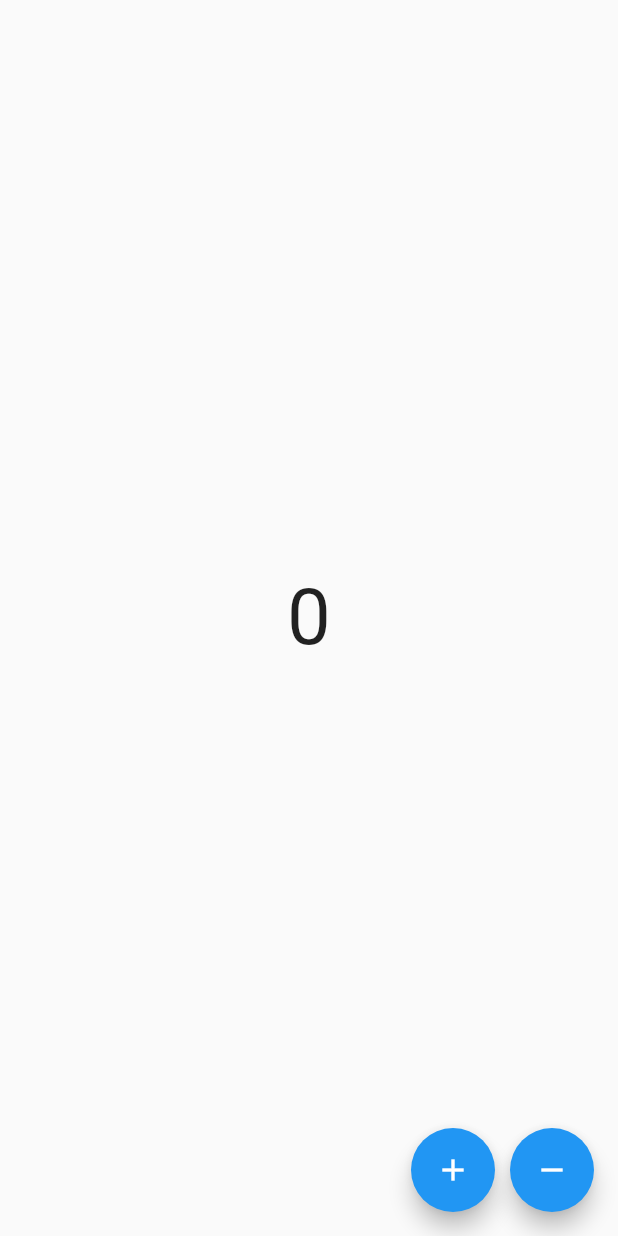
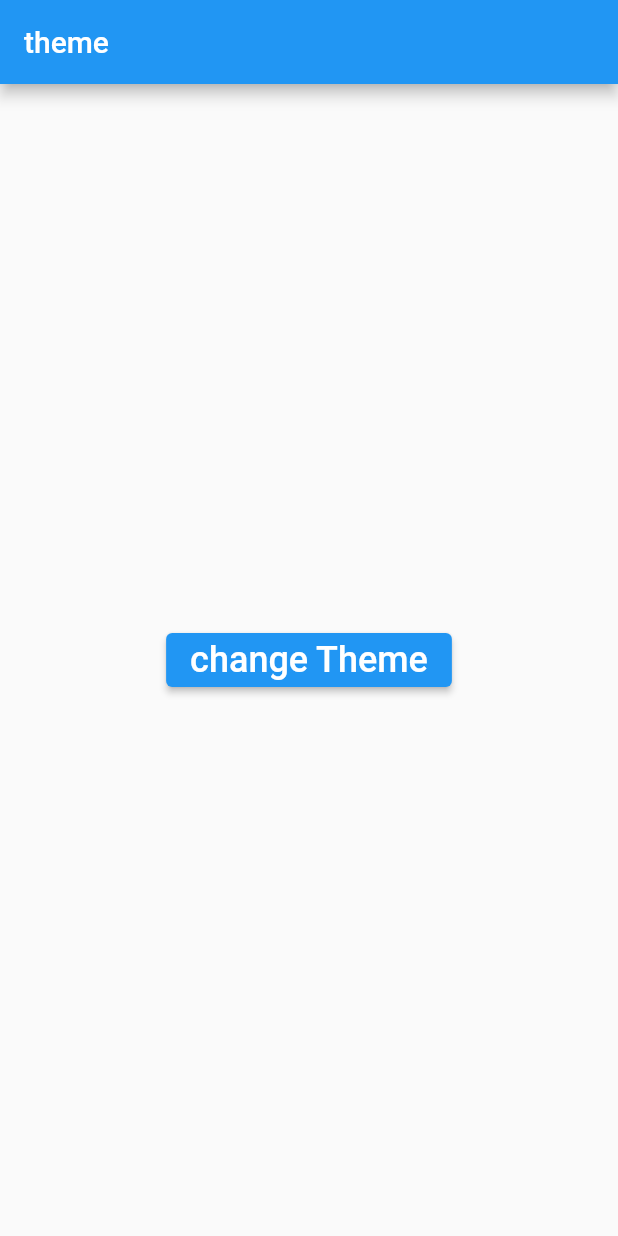
Before and after one commit to ssdd33/flutter_bloc_essential, a Flutter app: the screen it shows after launch, on a phone screen of 412 x 824 dp. Run offline on Flutter 3.47's test engine with Material 2 defaults, Android fonts, the phone set to English and light mode, and no system bars; our stand-ins replace bloc, equatable, flutter_bloc.

Commit message:
bloc event payload

```diff
--- a/lib/main.dart
+++ b/lib/main.dart
@@ -1,4 +1,8 @@
 import 'package:flutter/material.dart';
+import 'package:flutter_bloc/flutter_bloc.dart';
+import 'dart:math';
+
+import 'package:flutter_block/theme/theme_bloc.dart';
 
 void main() {
   runApp(const MyApp());
@@ -9,13 +13,20 @@ class MyApp extends StatelessWidget {
 
   @override
   Widget build(BuildContext context) {
-    return MaterialApp(
-      title: 'MyCounter Cubit',
-      debugShowCheckedModeBanner: false,
-      theme: ThemeData(
-        primarySwatch: Colors.blue,
+    return BlocProvider<ThemeBloc>(
+      create: (context) => ThemeBloc(),
+      child: BlocBuilder<ThemeBloc, ThemeState>(
+        builder: (context, state) {
+          return MaterialApp(
+            title: 'Event Payload',
+            debugShowCheckedModeBanner: false,
+            theme: state.appTheme == AppTheme.light
+                ? ThemeData.light()
+                : ThemeData.dark(),
+            home: const MyHomePage(),
+          );
+        },
       ),
-      home: const MyHomePage(),
     );
   }
 }
@@ -26,27 +37,22 @@ class MyHomePage extends StatelessWidget {
   @override
   Widget build(BuildContext context) {
     return Scaffold(
+      appBar: AppBar(
+        title: Text('theme'),
+      ),
       body: Center(
-        child: Text(
-          '0',
-          style: TextStyle(fontSize: 52.0),
+        child: ElevatedButton(
+          child: Text(
+            'change Theme',
+            style: TextStyle(fontSize: 24),
+          ),
+          onPressed: () {
+            final int randInt = Random().nextInt(10);
+            print('randInd : $randInt');
+
+            context.read<ThemeBloc>().add(ChangeThemeEvent(randInt: randInt));
+          },
         ),
-      ),
-      floatingActionButton: Row(
-        mainAxisAlignment: MainAxisAlignment.end,
-        children: [
-          FloatingActionButton(
-            onPressed: () {},
-            child: Icon(Icons.add),
-            heroTag: 'increment',
-          ),
-          SizedBox(width: 10.0),
-          FloatingActionButton(
-            onPressed: () {},
-            child: Icon(Icons.remove),
-            heroTag: 'decrement',
-          )
-        ],
       ),
     );
   }
--- /dev/null
+++ b/lib/theme/theme_bloc.dart
@@ -0,0 +1,17 @@
+import 'package:bloc/bloc.dart';
+import 'package:equatable/equatable.dart';
+
+part 'theme_event.dart';
+part 'theme_state.dart';
+
+class ThemeBloc extends Bloc<ThemeEvent, ThemeState> {
+  ThemeBloc() : super(ThemeState.initial()) {
+    on<ChangeThemeEvent>((event, emit) {
+      if (event.randInt % 2 == 0) {
+        emit(state.copyWith(appTheme: AppTheme.light));
+      } else {
+        emit(state.copyWith(appTheme: AppTheme.dark));
+      }
+    });
+  }
+}
--- /dev/null
+++ b/lib/theme/theme_event.dart
@@ -0,0 +1,21 @@
+part of 'theme_bloc.dart';
+
+abstract class ThemeEvent extends Equatable {
+  const ThemeEvent();
+
+  @override
+  List<Object> get props => [];
+}
+
+class ChangeThemeEvent extends ThemeEvent {
+  final int randInt;
+  ChangeThemeEvent({
+    required this.randInt,
+  });
+
+  @override
+  String toString() => 'ChangeThemeEvent(randInt: $randInt)';
+
+  @override
+  List<Object> get props => [randInt];
+}
--- /dev/null
+++ b/lib/theme/theme_state.dart
@@ -0,0 +1,31 @@
+part of 'theme_bloc.dart';
+
+enum AppTheme {
+  light,
+  dark,
+}
+
+class ThemeState extends Equatable {
+  final AppTheme appTheme;
+  ThemeState({
+    this.appTheme = AppTheme.light,
+  });
+
+  factory ThemeState.initial() {
+    return ThemeState();
+  }
+
+  @override
+  List<Object> get props => [appTheme];
+
+  @override
+  String toString() => 'ThemeState(appTheme: $appTheme)';
+
+  ThemeState copyWith({
+    AppTheme? appTheme,
+  }) {
+    return ThemeState(
+      appTheme: appTheme ?? this.appTheme,
+    );
+  }
+}
```
